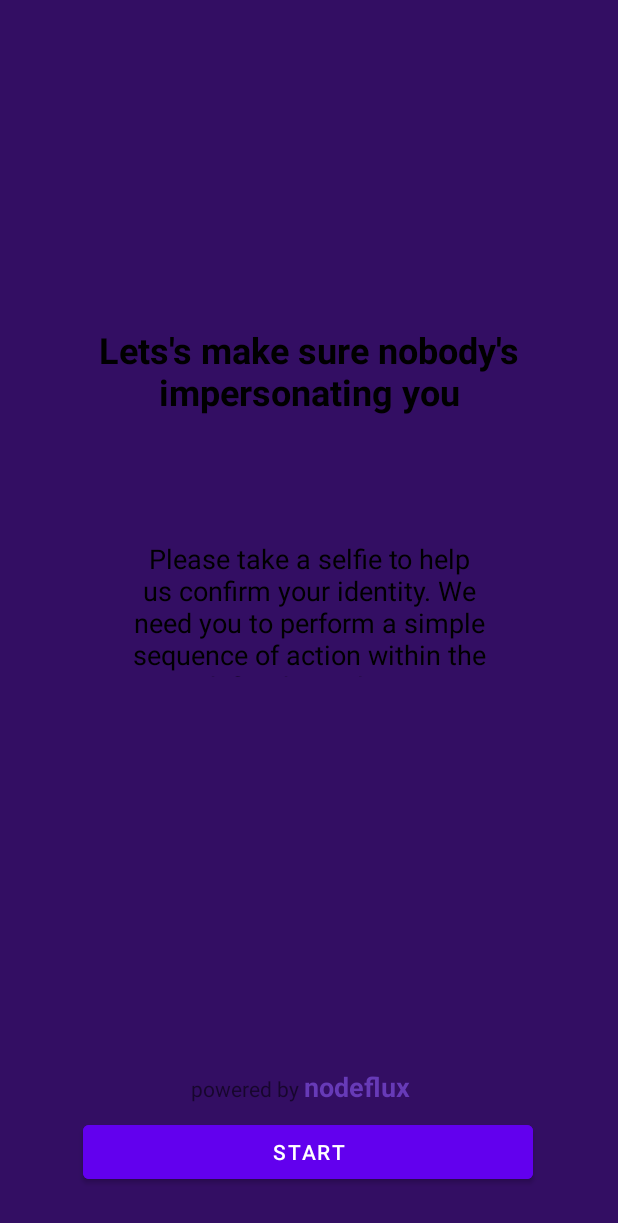
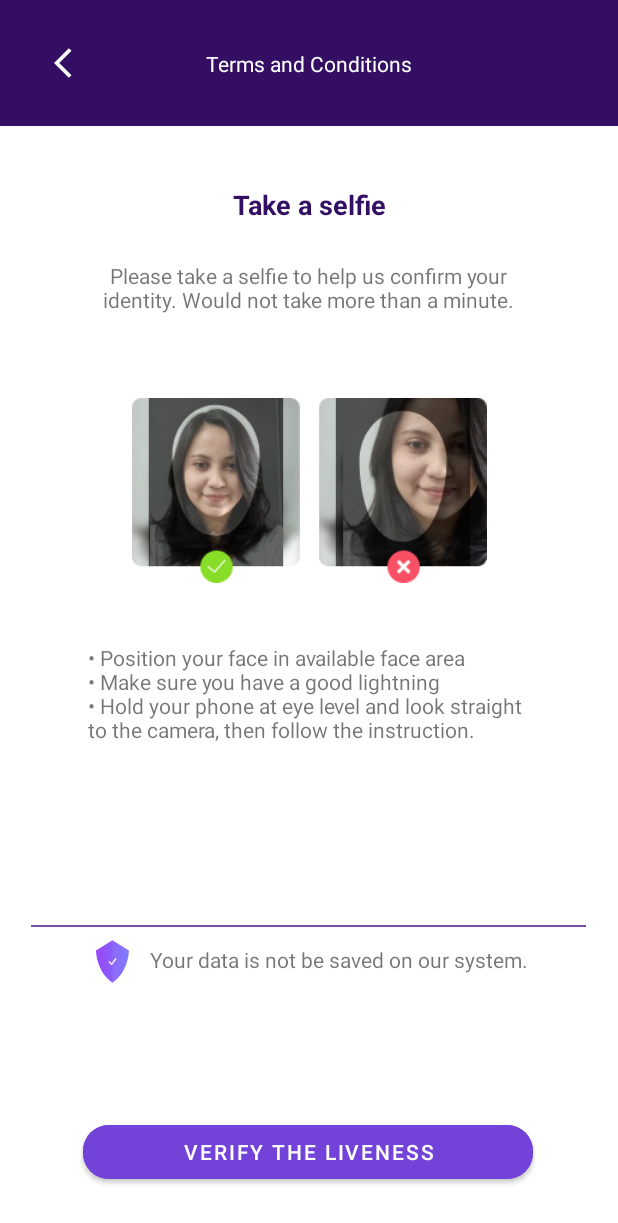
Before and after one commit to nodefluxio/android-face-liveness, an Android app: the screen it shows after launch (MainActivity before the commit, TncActivity after it), after a tap on "START", on a phone screen of 412 x 824 dp. Shown: the top 1223 px of the screen. Run offline under Robolectric (Android 15) with nearby library versions, the phone set to English and light mode, and no system bars; libraries missing offline, so code that uses them is left out: nodeflux.sdk.liveness; 5 statements that could not run were skipped.

Commit message:
develop page main and tnc

```diff
--- a/app/src/main/AndroidManifest.xml
+++ b/app/src/main/AndroidManifest.xml
@@ -9,10 +9,12 @@
         android:roundIcon="@mipmap/ic_launcher_round"
         android:supportsRtl="true"
         android:theme="@style/Theme.NodefluxFaceLiveness">
+        <activity android:name=".TncActivity">
+
+        </activity>
         <activity android:name=".MainActivity">
             <intent-filter>
                 <action android:name="android.intent.action.MAIN" />
-
                 <category android:name="android.intent.category.LAUNCHER" />
             </intent-filter>
         </activity>
--- a/app/src/main/java/nodeflux/sample/faceliveness/MainActivity.java
+++ b/app/src/main/java/nodeflux/sample/faceliveness/MainActivity.java
@@ -24,9 +24,9 @@ public class MainActivity extends AppCompatActivity {
     private static final int CAMERA_PERMISSION_CODE = 100;
     private static final int STORAGE_PERMISSION_CODE = 101;
     Intent intent;
-    Group intro;
-    Group success;
-    Group fail;
+//    Group intro;
+//    Group success;
+//    Group fail;
     Button startBtn;
     Boolean isFirst = true;
 
@@ -36,10 +36,10 @@ public class MainActivity extends AppCompatActivity {
     protected void onCreate(Bundle savedInstanceState) {
         super.onCreate(savedInstanceState);
         setContentView(R.layout.activity_main);
-        intro = findViewById(R.id.intro);
-        success = findViewById(R.id.success);
-        fail = findViewById(R.id.fail);
-        startBtn = findViewById(R.id.button);
+//        intro = findViewById(R.id.intro);
+//        success = findViewById(R.id.success);
+//        fail = findViewById(R.id.fail);
+        startBtn = findViewById(R.id.btn_start);
         message = findViewById(R.id.message);
 
         try {
@@ -48,7 +48,7 @@ public class MainActivity extends AppCompatActivity {
             e.printStackTrace();
         }
 
-        setView(0, null);
+//        setView(0, null);
 
         intent = new Intent(MainActivity.this, Liveness.class);
         intent.putExtra("ACCESS_KEY", "{ACCESS_KEY}");
@@ -58,19 +58,24 @@ public class MainActivity extends AppCompatActivity {
             @Override
             public void onSuccess(boolean isLive, Bitmap bitmap, double score) {
                 if (isLive) {
-                    setView(1, null);
+//                    setView(1, null);
                 } else {
-                    setView(2, "Let's try again to check your liveness");
+//                    setView(2, "Let's try again to check your liveness");
                 }
                 Toast.makeText(getApplicationContext(), String.valueOf(score), Toast.LENGTH_LONG).show();
             }
 
             @Override
             public void onError(String message) {
-                setView(2, message);
+//                setView(2, message);
 //                Toast.makeText(MainActivity.this, message, Toast.LENGTH_LONG).show();
             }
         });
+    }
+
+    public void onStartPressed(View v) {
+        Intent myIntent = new Intent(MainActivity.this, TncActivity.class);
+        MainActivity.this.startActivity(myIntent);
     }
 
     public void onLivenessPressed(View v) {
@@ -82,30 +87,30 @@ public class MainActivity extends AppCompatActivity {
         }
 
     }
-
-    public void setView(int state, String errMessage) {
-        if (state == 1) {
-            intro.setVisibility(View.GONE);
-            success.setVisibility(View.VISIBLE);
-            fail.setVisibility(View.GONE);
-            if (!isFirst) {
-                startBtn.setText("Start Over");
-                message.setText(errMessage);
-            }
-
-        } else if (state == 2) {
-            intro.setVisibility(View.GONE);
-            success.setVisibility(View.GONE);
-            fail.setVisibility(View.VISIBLE);
-            startBtn.setText("Try Again");
-            message.setText(errMessage);
-        } else {
-            intro.setVisibility(View.VISIBLE);
-            success.setVisibility(View.GONE);
-            fail.setVisibility(View.GONE);
-            message.setText(errMessage);
-        }
-    }
+//
+//    public void setView(int state, String errMessage) {
+//        if (state == 1) {
+//            intro.setVisibility(View.GONE);
+//            success.setVisibility(View.VISIBLE);
+//            fail.setVisibility(View.GONE);
+//            if (!isFirst) {
+//                startBtn.setText("Start Over");
+//                message.setText(errMessage);
+//            }
+//
+//        } else if (state == 2) {
+//            intro.setVisibility(View.GONE);
+//            success.setVisibility(View.GONE);
+//            fail.setVisibility(View.VISIBLE);
+//            startBtn.setText("Try Again");
+//            message.setText(errMessage);
+//        } else {
+//            intro.setVisibility(View.VISIBLE);
+//            success.setVisibility(View.GONE);
+//            fail.setVisibility(View.GONE);
+//            message.setText(errMessage);
+//        }
+//    }
 
     public boolean isCameraPermissionGranted() {
         if (Build.VERSION.SDK_INT >= Build.VERSION_CODES.M) {
--- /dev/null
+++ b/app/src/main/java/nodeflux/sample/faceliveness/TncActivity.java
@@ -0,0 +1,30 @@
+package nodeflux.sample.faceliveness;
+
+import androidx.appcompat.app.AppCompatActivity;
+
+import android.os.Bundle;
+import android.view.View;
+
+import java.util.Objects;
+
+public class TncActivity extends AppCompatActivity {
+
+    @Override
+    protected void onCreate(Bundle savedInstanceState) {
+        super.onCreate(savedInstanceState);
+        setContentView(R.layout.activity_tnc);
+
+        try {
+            Objects.requireNonNull(this.getSupportActionBar()).hide();
+        } catch (NullPointerException e) {
+            e.printStackTrace();
+        }
+    }
+
+    public void onLivenessPressed(View v) {
+    }
+
+    public void onBackPressed(View v) {
+        finish();
+    }
+}
--- /dev/null
+++ b/app/src/main/res/drawable/ic_arrow.xml
@@ -0,0 +1,10 @@
+<vector xmlns:android="http://schemas.android.com/apk/res/android"
+    android:width="24dp"
+    android:height="24dp"
+    android:viewportWidth="24"
+    android:viewportHeight="24"
+    android:tint="?attr/colorControlNormal">
+  <path
+      android:fillColor="@android:color/white"
+      android:pathData="M11.67,3.87L9.9,2.1 0,12l9.9,9.9 1.77,-1.77L3.54,12z"/>
+</vector>
--- /dev/null
+++ b/app/src/main/res/drawable/ic_asset1.xml
@@ -0,0 +1,26 @@
+<vector xmlns:android="http://schemas.android.com/apk/res/android"
+    android:width="131dp"
+    android:height="131dp"
+    android:viewportWidth="131"
+    android:viewportHeight="131">
+  <path
+      android:pathData="M65.5,121.988C96.697,121.988 121.988,96.697 121.988,65.5C121.988,34.303 96.697,9.012 65.5,9.012C34.303,9.012 9.012,34.303 9.012,65.5C9.012,96.697 34.303,121.988 65.5,121.988Z"
+      android:fillColor="#F5F5F5"
+      android:fillType="evenOdd"/>
+  <path
+      android:pathData="M65.5,130C101.122,130 130,101.122 130,65.5C130,29.878 101.122,1 65.5,1C29.878,1 1,29.878 1,65.5C1,101.122 29.878,130 65.5,130Z"
+      android:strokeAlpha="0.495675"
+      android:strokeWidth="2"
+      android:fillColor="#00000000"
+      android:fillType="evenOdd"
+      android:strokeColor="#EBEBEB"
+      android:fillAlpha="0.495675"/>
+  <path
+      android:pathData="M66.678,62.208C72.527,62.208 77.268,57.433 77.268,51.542C77.268,45.652 72.526,40.877 66.678,40.877C60.829,40.877 56.085,45.653 56.085,51.543C56.085,57.433 60.829,62.208 66.678,62.208Z"
+      android:fillColor="#8544D2"
+      android:fillType="evenOdd"/>
+  <path
+      android:pathData="M70.188,64.578H60.815C53.016,64.578 46.671,70.773 46.671,78.386V89.576L46.7,89.751L47.489,89.993C54.932,92.263 61.398,93.02 66.72,93.02C77.116,93.02 83.141,90.127 83.512,89.942L84.25,89.578H84.329V78.386C84.332,70.773 77.987,64.578 70.188,64.578Z"
+      android:fillColor="#8544D2"
+      android:fillType="evenOdd"/>
+</vector>
--- /dev/null
+++ b/app/src/main/res/drawable/ic_asset3.xml
@@ -0,0 +1,29 @@
+<vector xmlns:android="http://schemas.android.com/apk/res/android"
+    xmlns:aapt="http://schemas.android.com/aapt"
+    android:width="22dp"
+    android:height="30dp"
+    android:viewportWidth="22"
+    android:viewportHeight="30">
+  <path
+      android:pathData="M10.9673,0.854L0,7.6031C0,7.6031 0,21.5231 10.9673,29.1158C21.9345,21.5231 21.9345,7.6031 21.9345,7.6031L10.9673,0.854Z">
+    <aapt:attr name="android:fillColor">
+      <gradient
+          android:startY="-13.2739"
+          android:startX="23.5904"
+          android:endY="-14.0884"
+          android:endX="-14.7167"
+          android:type="linear">
+        <item android:offset="0" android:color="#FF7579FF"/>
+        <item android:offset="1" android:color="#FFB224EF"/>
+      </gradient>
+    </aapt:attr>
+  </path>
+  <path
+      android:pathData="M11.0328,0.854L10.8453,0.9694V28.9842C10.9076,29.0282 10.9698,29.0722 11.0328,29.1158C22.0001,21.5231 22.0001,7.6031 22.0001,7.6031L11.0328,0.854Z"
+      android:strokeAlpha="0.0602753"
+      android:fillColor="#ffffff"
+      android:fillAlpha="0.0602753"/>
+  <path
+      android:pathData="M8.8001,14.6442L10.4773,16.1815L12.8532,12.6875L13.6918,13.3863L10.4773,17.5792L8.1013,14.9237L8.8001,14.6442Z"
+      android:fillColor="#ffffff"/>
+</vector>
--- /dev/null
+++ b/app/src/main/res/drawable/ic_logo_nodeflux.xml
@@ -0,0 +1,14 @@
+<vector xmlns:android="http://schemas.android.com/apk/res/android"
+    android:width="32dp"
+    android:height="32dp"
+    android:viewportWidth="32"
+    android:viewportHeight="32">
+  <path
+      android:pathData="M23.4509,15.1692V21.1797C23.4509,22.0166 22.7933,22.6743 21.9563,22.6743C21.1486,22.6743 20.4915,22.0166 20.4915,21.1797V15.1692C20.4915,12.6577 18.4578,10.6246 15.9458,10.6246C13.4344,10.6246 11.4013,12.6577 11.4013,15.1692V21.1797C11.4013,22.0166 10.7436,22.6743 9.9061,22.6743C9.0989,22.6743 8.4412,22.0166 8.4412,21.1797V15.1692C8.4412,11.0136 11.82,7.6641 15.9458,7.6641C20.0722,7.6641 23.4509,11.0136 23.4509,15.1692Z"
+      android:fillColor="#ffffff"
+      android:fillType="evenOdd"/>
+  <path
+      android:pathData="M30.4256,15.9391C30.4256,23.9231 23.9301,30.4185 15.9461,30.4185C7.9621,30.4185 1.4667,23.9231 1.4667,15.9391C1.4667,7.9551 7.9621,1.4596 15.9461,1.4596C23.9301,1.4596 30.4256,7.9551 30.4256,15.9391ZM15.9461,0.2067C7.2708,0.2067 0.2137,7.2638 0.2137,15.9391C0.2137,24.6144 7.2708,31.6715 15.9461,31.6715C24.6209,31.6715 31.6785,24.6144 31.6785,15.9391C31.6785,7.2638 24.6209,0.2067 15.9461,0.2067Z"
+      android:fillColor="#ffffff"
+      android:fillType="evenOdd"/>
+</vector>
--- a/app/src/main/res/layout/activity_main.xml
+++ b/app/src/main/res/layout/activity_main.xml
@@ -7,127 +7,67 @@
     android:background="#330E63 "
     tools:context=".MainActivity">
 
+    <ImageView
+        android:id="@+id/imageView"
+        android:layout_width="wrap_content"
+        android:layout_height="wrap_content"
+        android:layout_marginTop="100dp"
+        app:layout_constraintEnd_toEndOf="parent"
+        app:layout_constraintStart_toStartOf="parent"
+        app:layout_constraintTop_toTopOf="parent"
+        app:srcCompat="@drawable/ic_asset1" />
+
+    <TextView
+        android:id="@+id/tv_title"
+        android:layout_width="220sp"
+        android:layout_height="wrap_content"
+        android:text="@string/main_title"
+        android:textAlignment="center"
+        android:textColor="@color/white"
+        android:textSize="18sp"
+        app:layout_constraintBottom_toTopOf="@+id/tv_subtitle"
+        app:layout_constraintEnd_toEndOf="parent"
+        app:layout_constraintHorizontal_bias="0.497"
+        app:layout_constraintStart_toStartOf="parent"
+        app:layout_constraintTop_toBottomOf="@+id/imageView"
+        app:layout_constraintVertical_bias="0.523" />
+
     <Button
-        android:id="@+id/button"
+        android:id="@+id/btn_start"
         android:layout_width="300dp"
         android:layout_height="wrap_content"
         android:layout_marginBottom="32dp"
-        android:backgroundTint="@color/colorPrimary"
-        android:onClick="onLivenessPressed"
-        android:text="Start"
+        android:backgroundTint="@color/colorPrimaryDark"
+        android:onClick="onStartPressed"
+        android:text="@string/main_button"
         android:textColor="#FFFFFF"
+        app:cornerRadius="17dp"
         app:layout_constraintBottom_toBottomOf="parent"
         app:layout_constraintEnd_toEndOf="parent"
         app:layout_constraintHorizontal_bias="0.495"
         app:layout_constraintStart_toStartOf="parent" />
 
     <TextView
-        android:id="@+id/textView"
+        android:id="@+id/tv_subtitle"
+        android:layout_width="238dp"
+        android:layout_height="52dp"
+        android:layout_marginBottom="172dp"
+        android:text="@string/main_subtitle"
+        android:textAlignment="center"
+        android:textColor="@color/white"
+        app:layout_constraintBottom_toTopOf="@+id/imageView3"
+        app:layout_constraintEnd_toEndOf="parent"
+        app:layout_constraintHorizontal_bias="0.497"
+        app:layout_constraintStart_toStartOf="parent" />
+
+    <ImageView
+        android:id="@+id/imageView3"
         android:layout_width="wrap_content"
         android:layout_height="wrap_content"
-        android:layout_marginTop="172dp"
-        android:text="Lets's make sure nobody's impersonating you"
-        android:textAlignment="center"
-        android:textColor="#000000"
-        android:textSize="24sp"
-        android:textStyle="bold"
-        app:layout_constraintBottom_toTopOf="@+id/textView2"
-        app:layout_constraintEnd_toEndOf="parent"
-        app:layout_constraintHorizontal_bias="0.0"
-        app:layout_constraintStart_toStartOf="parent"
-        app:layout_constraintTop_toTopOf="parent"
-        app:layout_constraintVertical_bias="0.351" />
-
-    <TextView
-        android:id="@+id/textView2"
-        android:layout_width="263dp"
-        android:layout_height="91dp"
-        android:layout_marginTop="360dp"
-        android:text="Please take a selfie to help us confirm your identity. We need you to perform a simple sequence of action within the defined time limit."
-        android:textAlignment="center"
-        android:textColor="#000000"
-        android:textSize="18sp"
+        android:layout_marginBottom="68dp"
+        app:layout_constraintBottom_toTopOf="@+id/btn_start"
         app:layout_constraintEnd_toEndOf="parent"
         app:layout_constraintStart_toStartOf="parent"
-        app:layout_constraintTop_toTopOf="parent" />
+        app:srcCompat="@drawable/ic_logo_nodeflux" />
 
-    <LinearLayout
-        android:id="@+id/linearLayout"
-        android:layout_width="157dp"
-        android:layout_height="24dp"
-        android:layout_marginBottom="8dp"
-        app:layout_constraintBottom_toTopOf="@+id/button"
-        app:layout_constraintEnd_toEndOf="parent"
-        app:layout_constraintStart_toStartOf="parent">
-
-        <TextView
-            android:id="@+id/textView3"
-            android:layout_width="wrap_content"
-            android:layout_height="wrap_content"
-            android:layout_marginRight="3dp"
-            android:text="powered by"
-            app:layout_constraintBottom_toTopOf="@+id/button"
-            app:layout_constraintEnd_toStartOf="@+id/textView4"
-            app:layout_constraintHorizontal_bias="0.98"
-            app:layout_constraintStart_toStartOf="parent" />
-
-        <TextView
-            android:id="@+id/textView4"
-            android:layout_width="94dp"
-            android:layout_height="wrap_content"
-            android:layout_marginEnd="144dp"
-            android:text="nodeflux"
-            android:textColor="#673AB7"
-            android:textSize="18sp"
-            android:textStyle="bold"
-            app:layout_constraintBottom_toTopOf="@+id/button"
-            app:layout_constraintEnd_toEndOf="parent" />
-    </LinearLayout>
-
-    <TextView
-        android:id="@+id/textView5"
-        android:layout_width="wrap_content"
-        android:layout_height="wrap_content"
-        android:text="Your liveness is verified"
-        android:textColor="#000000"
-        android:textSize="24sp"
-        android:textStyle="bold"
-        app:layout_constraintBottom_toBottomOf="parent"
-        app:layout_constraintEnd_toEndOf="parent"
-        app:layout_constraintStart_toStartOf="parent"
-        app:layout_constraintTop_toTopOf="@+id/textView2" />
-
-    <TextView
-        android:id="@+id/message"
-        android:layout_width="297dp"
-        android:layout_height="95dp"
-        android:textAlignment="center"
-        android:textColor="#000000"
-        android:textSize="24sp"
-        android:textStyle="bold"
-        app:layout_constraintBottom_toBottomOf="parent"
-        app:layout_constraintEnd_toEndOf="parent"
-        app:layout_constraintStart_toStartOf="parent"
-        app:layout_constraintTop_toTopOf="parent" />
-
-    <androidx.constraintlayout.widget.Group
-        android:id="@+id/success"
-        android:layout_width="wrap_content"
-        android:layout_height="wrap_content"
-        android:visibility="gone"
-        app:constraint_referenced_ids="textView5" />
-
-    <androidx.constraintlayout.widget.Group
-        android:id="@+id/intro"
-        android:layout_width="wrap_content"
-        android:layout_height="wrap_content"
-        android:visibility="gone"
-        app:constraint_referenced_ids="textView,textView2" />
-
-    <androidx.constraintlayout.widget.Group
-        android:id="@+id/fail"
-        android:layout_width="wrap_content"
-        android:layout_height="wrap_content"
-        android:visibility="gone"
-        app:constraint_referenced_ids="message" />
 </androidx.constraintlayout.widget.ConstraintLayout>
--- /dev/null
+++ b/app/src/main/res/layout/activity_tnc.xml
@@ -0,0 +1,107 @@
+<?xml version="1.0" encoding="utf-8"?>
+<androidx.constraintlayout.widget.ConstraintLayout xmlns:android="http://schemas.android.com/apk/res/android"
+    xmlns:app="http://schemas.android.com/apk/res-auto"
+    xmlns:tools="http://schemas.android.com/tools"
+    android:layout_width="match_parent"
+    android:layout_height="match_parent"
+    tools:context=".TncActivity">
+
+    <include
+        android:id="@+id/include"
+        layout="@layout/header" />
+
+    <TextView
+        android:id="@+id/tnc_title"
+        android:layout_width="wrap_content"
+        android:layout_height="wrap_content"
+        android:layout_marginTop="40dp"
+        android:text="@string/tnc_title"
+        android:textColor="@color/colorPrimary"
+        android:textSize="18sp"
+        android:textStyle="bold"
+        app:layout_constraintEnd_toEndOf="parent"
+        app:layout_constraintStart_toStartOf="parent"
+        app:layout_constraintTop_toBottomOf="@+id/include" />
+
+    <TextView
+        android:id="@+id/tnc_subtitle"
+        android:layout_width="281dp"
+        android:layout_height="55dp"
+        android:layout_marginTop="25dp"
+        android:text="@string/tnc_subtitle"
+        android:textAlignment="center"
+        app:layout_constraintEnd_toEndOf="parent"
+        app:layout_constraintHorizontal_bias="0.496"
+        app:layout_constraintStart_toStartOf="parent"
+        app:layout_constraintTop_toBottomOf="@+id/tnc_title" />
+
+    <ImageView
+        android:id="@+id/imageView4"
+        android:layout_width="wrap_content"
+        android:layout_height="wrap_content"
+        android:layout_marginTop="36dp"
+        app:layout_constraintEnd_toEndOf="parent"
+        app:layout_constraintStart_toStartOf="parent"
+        app:layout_constraintTop_toBottomOf="@+id/tnc_subtitle"
+        app:srcCompat="@drawable/asset2" />
+
+    <TextView
+        android:id="@+id/textView3"
+        android:layout_width="295dp"
+        android:layout_height="104dp"
+        android:layout_marginTop="40dp"
+        android:text="@string/tnc_direction"
+        app:layout_constraintEnd_toEndOf="parent"
+        app:layout_constraintStart_toStartOf="parent"
+        app:layout_constraintTop_toBottomOf="@+id/imageView4" />
+
+    <View
+        android:id="@+id/tnc_line"
+        android:layout_width="370dp"
+        android:layout_height="1dp"
+        android:layout_marginTop="84dp"
+        android:background="#7A4CA4"
+        app:layout_constraintEnd_toEndOf="parent"
+        app:layout_constraintHorizontal_bias="0.487"
+        app:layout_constraintStart_toStartOf="parent"
+        app:layout_constraintTop_toBottomOf="@+id/textView3" />
+
+    <TextView
+        android:id="@+id/textView4"
+        android:layout_width="wrap_content"
+        android:layout_height="wrap_content"
+        android:layout_marginTop="12dp"
+        android:text="@string/tnc_protect"
+        app:layout_constraintEnd_toEndOf="parent"
+        app:layout_constraintHorizontal_bias="0.194"
+        app:layout_constraintStart_toEndOf="@+id/ico_protect"
+        app:layout_constraintTop_toBottomOf="@+id/tnc_line" />
+
+    <ImageView
+        android:id="@+id/ico_protect"
+        android:layout_width="wrap_content"
+        android:layout_height="wrap_content"
+        android:layout_marginStart="64dp"
+        android:layout_marginTop="8dp"
+        app:layout_constraintStart_toStartOf="parent"
+        app:layout_constraintTop_toBottomOf="@+id/tnc_line"
+        app:srcCompat="@drawable/ic_asset3" />
+
+    <Button
+        android:id="@+id/btn_start"
+        android:layout_width="300dp"
+        android:layout_height="wrap_content"
+        android:layout_marginBottom="32dp"
+        android:backgroundTint="@color/colorPrimaryDark"
+        android:onClick="onLivenessPressed"
+        android:text="@string/tnc_button"
+        android:textColor="#FFFFFF"
+        app:cornerRadius="17dp"
+        app:layout_constraintBottom_toBottomOf="parent"
+        app:layout_constraintEnd_toEndOf="parent"
+        app:layout_constraintHorizontal_bias="0.495"
+        app:layout_constraintStart_toStartOf="parent"
+        app:layout_constraintTop_toBottomOf="@+id/textView4"
+        app:layout_constraintVertical_bias="1.0" />
+
+</androidx.constraintlayout.widget.ConstraintLayout>
--- /dev/null
+++ b/app/src/main/res/layout/header.xml
@@ -0,0 +1,35 @@
+<?xml version="1.0" encoding="utf-8"?>
+<androidx.constraintlayout.widget.ConstraintLayout xmlns:android="http://schemas.android.com/apk/res/android"
+    xmlns:app="http://schemas.android.com/apk/res-auto"
+    xmlns:tools="http://schemas.android.com/tools"
+    android:layout_width="match_parent"
+    android:layout_height="wrap_content"
+    android:background="@color/colorPrimary"
+    android:padding="20dp">
+
+    <TextView
+        android:id="@+id/tnc_header_title"
+        android:layout_width="wrap_content"
+        android:layout_height="wrap_content"
+        android:text="@string/tnc_header_title"
+        android:textColor="@color/white"
+        app:layout_constraintBottom_toBottomOf="parent"
+        app:layout_constraintEnd_toEndOf="parent"
+        app:layout_constraintStart_toStartOf="parent"
+        app:layout_constraintTop_toTopOf="parent" />
+
+    <ImageButton
+        android:id="@+id/imageButton"
+        android:layout_width="wrap_content"
+        android:layout_height="wrap_content"
+        android:layout_marginStart="4dp"
+        android:backgroundTint="@color/colorPrimary"
+        android:contentDescription="TODO"
+        android:onClick="onBackPressed"
+        app:layout_constraintBottom_toBottomOf="parent"
+        app:layout_constraintStart_toStartOf="parent"
+        app:layout_constraintTop_toTopOf="parent"
+        app:srcCompat="@drawable/ic_arrow"
+        app:tint="@color/white" />
+
+</androidx.constraintlayout.widget.ConstraintLayout>
--- a/app/src/main/res/values/colors.xml
+++ b/app/src/main/res/values/colors.xml
@@ -7,7 +7,7 @@
     <color name="teal_700">#FF018786</color>
     <color name="black">#FF000000</color>
     <color name="white">#FFFFFFFF</color>
-    <color name="colorPrimary">#6200EE</color>
-    <color name="colorPrimaryDark">#3700B3</color>
+    <color name="colorPrimary">#330E63</color>
+    <color name="colorPrimaryDark">#7242D9</color>
     <color name="colorAccent">#03DAC5</color>
 </resources>
--- a/app/src/main/res/values/strings.xml
+++ b/app/src/main/res/values/strings.xml
@@ -1,3 +1,14 @@
 <resources>
     <string name="app_name">Nodeflux Face Liveness</string>
+    <string name="main_title">Lets\'s make sure nobody\'s impersonating you</string>
+    <string name="main_subtitle">Please take a selfie to help us confirm your identity. We need you to perform a simple sequence of action within the defined time limit.</string>
+    <string name="main_button">START</string>
+    <string name="tnc_header_title">Terms and Conditions</string>
+    <string name="tnc_title">Take a selfie</string>
+    <string name="tnc_subtitle">Please take a selfie to help us confirm your identity.  Would not take more than a minute.</string>
+    <string name="tnc_direction">
+        &#8226; Position your face in  available face area\n&#8226; Make sure you have a good lightning\n&#8226; Hold your phone at eye level and look straight to the camera, then follow the instruction.
+    </string>
+    <string name="tnc_protect">Your data is not be saved on our system.</string>
+    <string name="tnc_button">VERIFY THE LIVENESS</string>
 </resources>
```
Also changed, not shown: app/src/main/res/drawable-200dpi/asset2.png (added).
